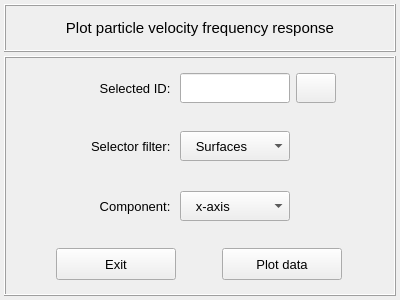
MOPT-UFSC/VIBRA, file vibra/interface/data/ui_files/plots/acoustic/particle_velocity_frequency_response_inputs.ui: the form before one commit.
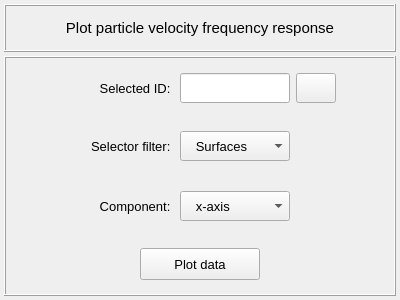
The form after the commit. Icons and pictures are not drawn.

Commit message: Fix acoustic plots ui files

```diff
--- a/vibra/interface/data/ui_files/plots/acoustic/particle_velocity_frequency_response_inputs.ui
+++ b/vibra/interface/data/ui_files/plots/acoustic/particle_velocity_frequency_response_inputs.ui
@@ -495,7 +495,7 @@
          <property name="spacing">
           <number>2</number>
          </property>
-         <item row="0" column="1">
+         <item row="0" column="0">
           <widget class="QPushButton" name="pushButton_plot_data">
            <property name="minimumSize">
             <size>
@@ -525,36 +525,6 @@
            </property>
           </widget>
          </item>
-         <item row="0" column="0">
-          <widget class="QPushButton" name="pushButton_exit">
-           <property name="minimumSize">
-            <size>
-             <width>120</width>
-             <height>32</height>
-            </size>
-           </property>
-           <property name="maximumSize">
-            <size>
-             <width>120</width>
-             <height>32</height>
-            </size>
-           </property>
-           <property name="font">
-            <font>
-             <pointsize>10</pointsize>
-            </font>
-           </property>
-           <property name="styleSheet">
-            <string notr="true"/>
-           </property>
-           <property name="text">
-            <string>Exit</string>
-           </property>
-           <property name="flat">
-            <bool>false</bool>
-           </property>
-          </widget>
-         </item>
         </layout>
        </widget>
       </item>
```
Left out of the diff: 6 changed lines with no effect on the pictures. The commit also changes 7 other files.
